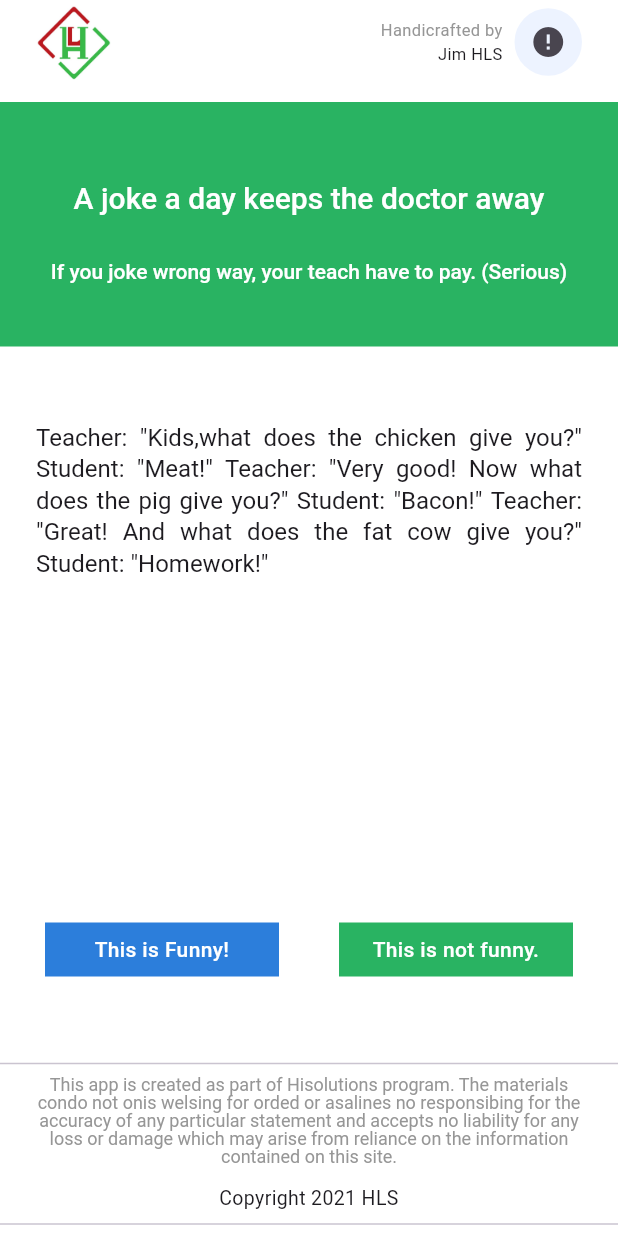
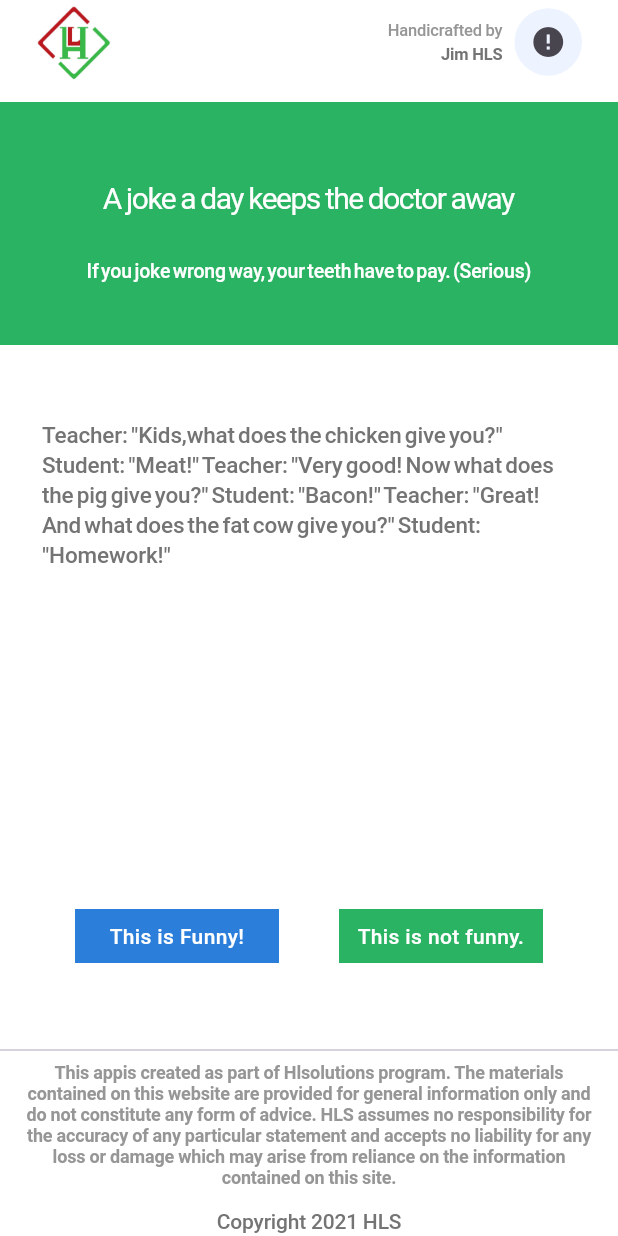
Before and after one commit to phucle2488/jokee_single_serving, a Flutter app: the screen it shows after launch, after a tap on "This is Funny!", on a phone screen of 412 x 824 dp. Run offline on Flutter 3.47's test engine with Material 3 defaults, Android fonts, the light colour scheme and no system bars; drawn by our look-alikes of cached_network_image; our stand-ins replace get, realm, rxdart; generated files the repository leaves out were written again; network calls fail.

Commit message:
fix: text spacing

```diff
--- a/lib/app/config/app_colors.dart
+++ b/lib/app/config/app_colors.dart
@@ -4,5 +4,6 @@ class AppColors {
   static const blue = Color(0xFF2C7EDB);
   static const green = Color(0xFF29B362);
   static const grayTextColor = Color(0xFF969696);
+  static const contentColor = Color(0xFF747474);
   static const primaryTextColor = Color(0xFF646464);
 }
--- a/lib/domain/usecases/generate_data_usecase.dart
+++ b/lib/domain/usecases/generate_data_usecase.dart
@@ -8,20 +8,10 @@ class GenerateDataUseCase {
 
   void initData() {
     final jokes = [
-      Joke('j1', content: '''
-      A child asked his father, "How were people born?" So his father said, "Adam and Eve made babies, then their babies became adults and made babies, and so on."\n
-      The child then went to his mother, asked her the same question and she told him, "We were monkeys then we evolved to become like we are now."\n
-      The child ran back to his father and said, "You lied to me!" His father replied, "No, your mom was talking about her side of the family."
-      '''),
-      Joke('j2', content: '''
-     Teacher: "Kids,what does the chicken give you?" Student: "Meat!" Teacher: "Very good! Now what does the pig give you?" Student: "Bacon!" Teacher: "Great! And what does the fat cow give you?" Student: "Homework!"
-      '''),
-      Joke('j3', content: '''
-      The teacher asked Jimmy, "Why is your cat at school today Jimmy?" Jimmy replied crying, "Because I heard my daddy tell my mommy, 'I am going to eat that pussy once Jimmy leaves for school today!'"
-      '''),
-      Joke('j4', content: '''
-      A housewife, an accountant and a lawyer were asked "How much is 2+2?" The housewife replies: "Four!". The accountant says: "I think it's either 3 or 4. Let me run those figures through my spreadsheet one more time." The lawyer pulls the drapes, dims the lights and asks in a hushed voice, "How much do you want it to be?"
-      '''),
+      Joke('j1', content: '''A child asked his father, "How were people born?" So his father said, "Adam and Eve made babies, then their babies became adults and made babies, and so on. "The child then went to his mother, asked her the same question and she told him, "We were monkeys then we evolved to become like we are now. "The child ran back to his father and said, "You lied to me!" His father replied, "No, your mom was talking about her side of the family."'''),
+      Joke('j2', content: '''Teacher: "Kids,what does the chicken give you?" Student: "Meat!" Teacher: "Very good! Now what does the pig give you?" Student: "Bacon!" Teacher: "Great! And what does the fat cow give you?" Student: "Homework!"'''),
+      Joke('j3', content: '''The teacher asked Jimmy, "Why is your cat at school today Jimmy?" Jimmy replied crying, "Because I heard my daddy tell my mommy, 'I am going to eat that pussy once Jimmy leaves for school today!'"'''),
+      Joke('j4', content: '''A housewife, an accountant and a lawyer were asked "How much is 2+2?" The housewife replies: "Four!". The accountant says: "I think it's either 3 or 4. Let me run those figures through my spreadsheet one more time." The lawyer pulls the drapes, dims the lights and asks in a hushed voice, "How much do you want it to be?"'''),
     ];
     _jokeRepository.bulkInsert(jokes);
     final users = [Users('u1', name: 'User 1')];
--- a/lib/presentation/view/screens/home/home_page.dart
+++ b/lib/presentation/view/screens/home/home_page.dart
@@ -40,11 +40,11 @@ class _HomePageState extends State<HomePage> {
             children: [
               Text(
                 'Handicrafted by',
-                style: TextStyle(color: AppColors.grayTextColor, fontSize: 11),
+                style: TextStyle(color: AppColors.grayTextColor, fontSize: 11, fontWeight: FontWeight.w500, wordSpacing: -0.2, letterSpacing: -0.1),
               ),
               Text(
                 'Jim HLS',
-                style: TextStyle(fontSize: 11),
+                style: TextStyle(fontSize: 11, color: AppColors.contentColor, fontWeight: FontWeight.w600, wordSpacing: -0.2, letterSpacing: -0.1),
               ),
             ],
           ),
@@ -81,12 +81,12 @@ class _HomePageState extends State<HomePage> {
                 children: [
                   Text(
                     'A joke a day keeps the doctor away',
-                    style: TextStyle(fontSize: 20, color: Colors.white, fontWeight: FontWeight.w500, letterSpacing: 0),
+                    style: TextStyle(fontSize: 20, color: Colors.white, fontWeight: FontWeight.w400, wordSpacing: -0.5, letterSpacing: -1),
                   ),
                   SizedBox(height: 24),
                   Text(
-                    'If you joke wrong way, your teach have to pay. (Serious)',
-                    style: TextStyle(fontSize: 14, color: Colors.white, fontWeight: FontWeight.w500, letterSpacing: 0),
+                    'If you joke wrong way, your teeth have to pay. (Serious)',
+                    style: TextStyle(fontSize: 13, color: Colors.white, fontWeight: FontWeight.w500, wordSpacing: -1.5, letterSpacing: -0.1),
                   ),
                 ],
               ),
@@ -97,11 +97,10 @@ class _HomePageState extends State<HomePage> {
                 child: Obx(() {
                   return Center(
                     child: Padding(
-                      padding: const EdgeInsets.symmetric(horizontal: 24),
+                      padding: const EdgeInsets.symmetric(horizontal: 28),
                       child: Text(
                         _homeController.content.value,
-                        style: const TextStyle(fontSize: 16, letterSpacing: 0, height: 1.3),
-                        textAlign: TextAlign.justify,
+                        style: const TextStyle(fontSize: 15, height: 1.3, color: AppColors.contentColor, fontWeight: FontWeight.w500, wordSpacing: -1.5, letterSpacing: -0.1),
                       ),
                     ),
                   );
@@ -116,7 +115,7 @@ class _HomePageState extends State<HomePage> {
                       _homeController.onVote(isFun: true);
                     },
                     child: Container(
-                      margin: const EdgeInsets.only(left: 30, right: 20),
+                      margin: const EdgeInsets.only(left: 50, right: 20),
                       padding: const EdgeInsets.symmetric(vertical: 8),
                       color: AppColors.blue,
                       child: const Text(
@@ -133,7 +132,7 @@ class _HomePageState extends State<HomePage> {
                       _homeController.onVote(isFun: false);
                     },
                     child: Container(
-                      margin: const EdgeInsets.only(left: 20, right: 30),
+                      margin: const EdgeInsets.only(left: 20, right: 50),
                       padding: const EdgeInsets.symmetric(vertical: 8),
                       color: AppColors.green,
                       child: const Text(
@@ -149,20 +148,19 @@ class _HomePageState extends State<HomePage> {
             const SizedBox(height: 50),
             const Divider(),
             const Padding(
-              padding: EdgeInsets.symmetric(horizontal: 24),
+              padding: EdgeInsets.symmetric(horizontal: 16),
               child: Text(
-                'This app is created as part of Hisolutions program. The materials condo not onis welsing for orded or asalines no responsibing for the accuracy of any particular statement and accepts no liability for any loss or damage which may arise from reliance on the information contained on this site.',
-                style: TextStyle(fontSize: 12, color: AppColors.grayTextColor, letterSpacing: 0, height: 1),
+                'This appis created as part of Hlsolutions program. The materials contained on this website are provided for general information only and do not constitute any form of advice. HLS assumes no responsibility for the accuracy of any particular statement and accepts no liability for any loss or damage which may arise from reliance on the information contained on this site.',
+                style: TextStyle(fontSize: 12, color: AppColors.grayTextColor, height: 1.2, fontWeight: FontWeight.w600, wordSpacing: -0.2, letterSpacing: -0.1),
                 textAlign: TextAlign.center,
               ),
             ),
             const SizedBox(height: 12),
             const Text(
               'Copyright 2021 HLS',
-              style: TextStyle(fontSize: 13),
+              style: TextStyle(fontSize: 14, color: AppColors.contentColor, fontWeight: FontWeight.w500, wordSpacing: -0.2, letterSpacing: -0.1),
               textAlign: TextAlign.center,
             ),
-            const Divider(),
           ],
         ),
       ),
```
